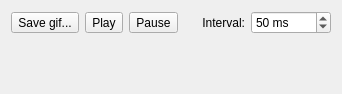
The window that ui/gifwidget.ui (Apkawa/QGifer) describes before a commit, drawn with Qt 5.
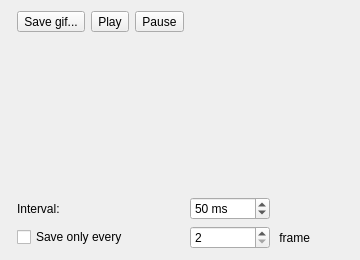
The same window after the commit. Custom widgets are drawn as their Qt base class.

Commit message: added qmultislider widget and selective frame saving

What changed in the file:
```diff
--- a/ui/gifwidget.ui
+++ b/ui/gifwidget.ui
@@ -6,15 +6,38 @@
    <rect>
     <x>0</x>
     <y>0</y>
-    <width>342</width>
-    <height>94</height>
+    <width>360</width>
+    <height>260</height>
    </rect>
   </property>
   <property name="windowTitle">
    <string>Form</string>
   </property>
   <layout class="QGridLayout" name="gridLayout">
-   <item row="1" column="0" colspan="5">
+   <item row="3" column="4">
+    <widget class="QSpinBox" name="intervalBox">
+     <property name="suffix">
+      <string> ms</string>
+     </property>
+     <property name="minimum">
+      <number>1</number>
+     </property>
+     <property name="maximum">
+      <number>99999</number>
+     </property>
+     <property name="value">
+      <number>50</number>
+     </property>
+    </widget>
+   </item>
+   <item row="5" column="5">
+    <widget class="QLabel" name="label_2">
+     <property name="text">
+      <string> frame</string>
+     </property>
+    </widget>
+   </item>
+   <item row="1" column="0" colspan="12">
     <widget class="PreviewWidget" name="preview" native="true">
      <property name="sizePolicy">
       <sizepolicy hsizetype="Minimum" vsizetype="Minimum">
@@ -24,7 +47,7 @@
      </property>
     </widget>
    </item>
-   <item row="0" column="0">
+   <item row="0" column="1">
     <widget class="QToolButton" name="saveButton">
      <property name="text">
       <string>Save gif...</string>
@@ -37,7 +60,7 @@
      </property>
     </widget>
    </item>
-   <item row="0" column="1">
+   <item row="0" column="2">
     <widget class="QToolButton" name="playButton">
      <property name="text">
       <string>Play</string>
@@ -50,7 +73,17 @@
      </property>
     </widget>
    </item>
-   <item row="0" column="2">
+   <item row="5" column="4">
+    <widget class="QSpinBox" name="seBox">
+     <property name="minimum">
+      <number>2</number>
+     </property>
+     <property name="maximum">
+      <number>999</number>
+     </property>
+    </widget>
+   </item>
+   <item row="0" column="3">
     <widget class="QToolButton" name="pauseButton">
      <property name="text">
       <string>Pause</string>
@@ -63,29 +96,20 @@
      </property>
     </widget>
    </item>
-   <item row="0" column="3">
+   <item row="5" column="1" colspan="3">
+    <widget class="QCheckBox" name="saveEveryBox">
+     <property name="text">
+      <string>Save only every </string>
+     </property>
+    </widget>
+   </item>
+   <item row="3" column="1" colspan="3">
     <widget class="QLabel" name="label">
      <property name="text">
       <string>Interval:</string>
      </property>
      <property name="alignment">
-      <set>Qt::AlignRight|Qt::AlignTrailing|Qt::AlignVCenter</set>
-     </property>
-    </widget>
-   </item>
-   <item row="0" column="4">
-    <widget class="QSpinBox" name="intervalBox">
-     <property name="suffix">
-      <string> ms</string>
-     </property>
-     <property name="minimum">
-      <number>1</number>
-     </property>
-     <property name="maximum">
-      <number>99999</number>
-     </property>
-     <property name="value">
-      <number>50</number>
+      <set>Qt::AlignLeading|Qt::AlignLeft|Qt::AlignVCenter</set>
      </property>
     </widget>
    </item>
```
Left out of the diff: 1 changed line with no effect on the pictures. The commit also changes 20 other files.
